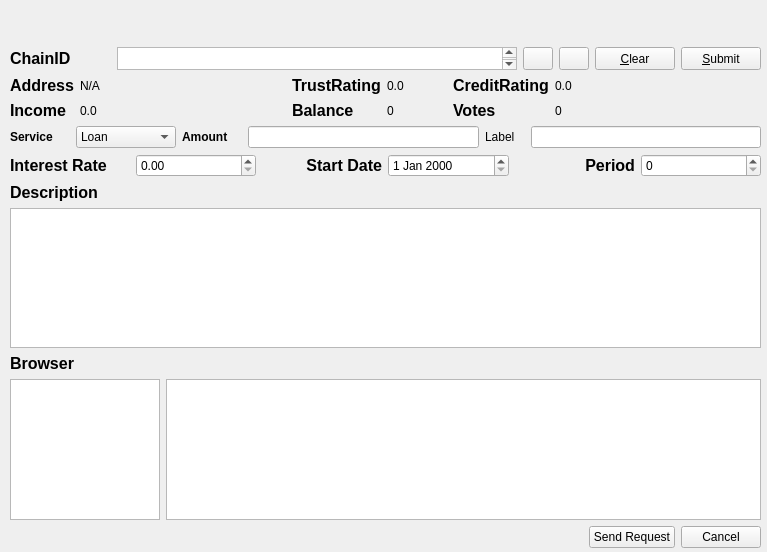
Before: the Qt Designer form src/qt/forms/databasebrowserwidget.ui in thelonecrouton/bitcredit, drawn with Qt 5.
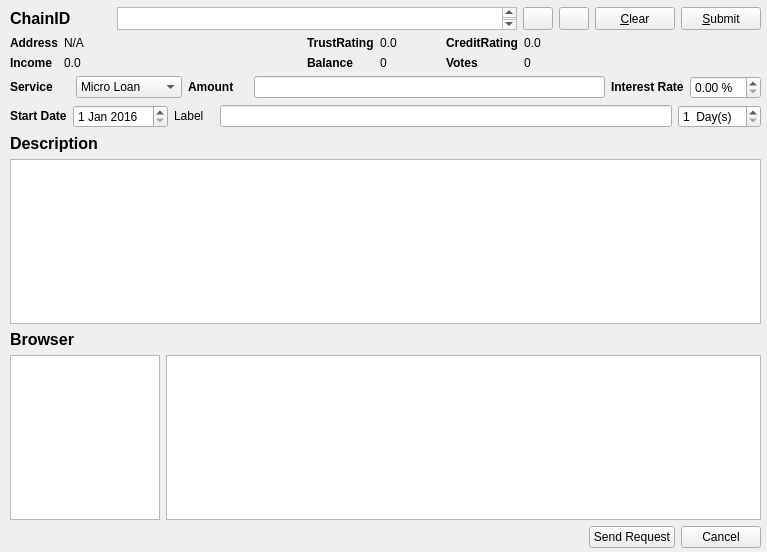
After: the same form once the commit is applied. Icons and pictures are not drawn. Custom widgets are drawn as their Qt base class.

```diff
--- a/src/qt/forms/databasebrowserwidget.ui
+++ b/src/qt/forms/databasebrowserwidget.ui
@@ -23,9 +23,9 @@
    <property name="geometry">
     <rect>
      <x>10</x>
-     <y>47</y>
+     <y>7</y>
      <width>751</width>
-     <height>501</height>
+     <height>541</height>
     </rect>
    </property>
    <layout class="QVBoxLayout" name="verticalLayout">
@@ -179,7 +179,7 @@
          </sizepolicy>
         </property>
         <property name="text">
-         <string>&lt;html&gt;&lt;head/&gt;&lt;body&gt;&lt;p&gt;&lt;span style=&quot; font-size:12pt; font-weight:600;&quot;&gt;Balance&lt;/span&gt;&lt;/p&gt;&lt;/body&gt;&lt;/html&gt;</string>
+         <string>&lt;html&gt;&lt;head/&gt;&lt;body&gt;&lt;p&gt;&lt;span style=&quot; font-weight:600;&quot;&gt;Balance&lt;/span&gt;&lt;/p&gt;&lt;/body&gt;&lt;/html&gt;</string>
         </property>
        </widget>
       </item>
@@ -192,7 +192,7 @@
          </sizepolicy>
         </property>
         <property name="text">
-         <string>&lt;html&gt;&lt;head/&gt;&lt;body&gt;&lt;p&gt;&lt;span style=&quot; font-size:12pt; font-weight:600;&quot;&gt;CreditRating&lt;/span&gt;&lt;/p&gt;&lt;/body&gt;&lt;/html&gt;</string>
+         <string>&lt;html&gt;&lt;head/&gt;&lt;body&gt;&lt;p&gt;&lt;span style=&quot; font-weight:600;&quot;&gt;CreditRating&lt;/span&gt;&lt;/p&gt;&lt;/body&gt;&lt;/html&gt;</string>
         </property>
        </widget>
       </item>
@@ -205,7 +205,7 @@
          </sizepolicy>
         </property>
         <property name="text">
-         <string>&lt;html&gt;&lt;head/&gt;&lt;body&gt;&lt;p&gt;&lt;span style=&quot; font-size:12pt; font-weight:600;&quot;&gt;TrustRating&lt;/span&gt;&lt;/p&gt;&lt;/body&gt;&lt;/html&gt;</string>
+         <string>&lt;html&gt;&lt;head/&gt;&lt;body&gt;&lt;p&gt;&lt;span style=&quot; font-weight:600;&quot;&gt;TrustRating&lt;/span&gt;&lt;/p&gt;&lt;/body&gt;&lt;/html&gt;</string>
         </property>
        </widget>
       </item>
@@ -258,14 +258,14 @@
          </sizepolicy>
         </property>
         <property name="text">
-         <string>&lt;html&gt;&lt;head/&gt;&lt;body&gt;&lt;p&gt;&lt;span style=&quot; font-size:12pt; font-weight:600;&quot;&gt;Income&lt;/span&gt;&lt;/p&gt;&lt;/body&gt;&lt;/html&gt;</string>
+         <string>&lt;html&gt;&lt;head/&gt;&lt;body&gt;&lt;p&gt;&lt;span style=&quot; font-weight:600;&quot;&gt;Income&lt;/span&gt;&lt;/p&gt;&lt;/body&gt;&lt;/html&gt;</string>
         </property>
        </widget>
       </item>
       <item row="0" column="0">
        <widget class="QLabel" name="label_3">
         <property name="text">
-         <string>&lt;html&gt;&lt;head/&gt;&lt;body&gt;&lt;p&gt;&lt;span style=&quot; font-size:12pt; font-weight:600;&quot;&gt;Address&lt;/span&gt;&lt;/p&gt;&lt;/body&gt;&lt;/html&gt;</string>
+         <string>&lt;html&gt;&lt;head/&gt;&lt;body&gt;&lt;p&gt;&lt;span style=&quot; font-weight:600;&quot;&gt;Address&lt;/span&gt;&lt;/p&gt;&lt;/body&gt;&lt;/html&gt;</string>
         </property>
        </widget>
       </item>
@@ -279,7 +279,7 @@
       <item row="1" column="6">
        <widget class="QLabel" name="label_5">
         <property name="text">
-         <string>&lt;html&gt;&lt;head/&gt;&lt;body&gt;&lt;p&gt;&lt;span style=&quot; font-size:12pt; font-weight:600;&quot;&gt;Votes&lt;/span&gt;&lt;/p&gt;&lt;/body&gt;&lt;/html&gt;</string>
+         <string>&lt;html&gt;&lt;head/&gt;&lt;body&gt;&lt;p&gt;&lt;span style=&quot; font-weight:600;&quot;&gt;Votes&lt;/span&gt;&lt;/p&gt;&lt;/body&gt;&lt;/html&gt;</string>
         </property>
        </widget>
       </item>
@@ -316,10 +316,15 @@
         </property>
         <property name="minimumSize">
          <size>
-          <width>100</width>
+          <width>106</width>
           <height>20</height>
          </size>
         </property>
+        <item>
+         <property name="text">
+          <string>Micro Loan</string>
+         </property>
+        </item>
         <item>
          <property name="text">
           <string>Loan</string>
@@ -362,6 +367,67 @@
        </widget>
       </item>
       <item>
+       <widget class="QLabel" name="label_17">
+        <property name="maximumSize">
+         <size>
+          <width>113</width>
+          <height>16777215</height>
+         </size>
+        </property>
+        <property name="text">
+         <string>&lt;html&gt;&lt;head/&gt;&lt;body&gt;&lt;p&gt;&lt;span style=&quot; font-weight:600;&quot;&gt;Interest Rate&lt;/span&gt;&lt;/p&gt;&lt;/body&gt;&lt;/html&gt;</string>
+        </property>
+       </widget>
+      </item>
+      <item>
+       <widget class="QDoubleSpinBox" name="doubleSpinBox_2">
+        <property name="maximumSize">
+         <size>
+          <width>80</width>
+          <height>16777215</height>
+         </size>
+        </property>
+        <property name="suffix">
+         <string> %</string>
+        </property>
+       </widget>
+      </item>
+     </layout>
+    </item>
+    <item>
+     <layout class="QHBoxLayout" name="horizontalLayout_5">
+      <item>
+       <widget class="QLabel" name="label_18">
+        <property name="maximumSize">
+         <size>
+          <width>80</width>
+          <height>16777215</height>
+         </size>
+        </property>
+        <property name="text">
+         <string>&lt;html&gt;&lt;head/&gt;&lt;body&gt;&lt;p&gt;&lt;span style=&quot; font-weight:600;&quot;&gt;Start Date&lt;/span&gt;&lt;/p&gt;&lt;/body&gt;&lt;/html&gt;</string>
+        </property>
+       </widget>
+      </item>
+      <item>
+       <widget class="QDateEdit" name="dateEdit_2">
+        <property name="minimumDate">
+         <date>
+          <year>2016</year>
+          <month>1</month>
+          <day>1</day>
+         </date>
+        </property>
+        <property name="date">
+         <date>
+          <year>2016</year>
+          <month>1</month>
+          <day>1</day>
+         </date>
+        </property>
+       </widget>
+      </item>
+      <item>
        <widget class="QLabel" name="label_10">
         <property name="sizePolicy">
          <sizepolicy hsizetype="Fixed" vsizetype="Fixed">
@@ -383,40 +449,25 @@
       <item>
        <widget class="QLineEdit" name="lineEdit"/>
       </item>
-     </layout>
-    </item>
-    <item>
-     <layout class="QHBoxLayout" name="horizontalLayout_5">
       <item>
-       <widget class="QLabel" name="label_17">
-        <property name="text">
-         <string>&lt;html&gt;&lt;head/&gt;&lt;body&gt;&lt;p&gt;&lt;span style=&quot; font-size:12pt; font-weight:600;&quot;&gt;Interest Rate&lt;/span&gt;&lt;/p&gt;&lt;/body&gt;&lt;/html&gt;</string>
+       <widget class="QSpinBox" name="spinBox_2">
+        <property name="suffix">
+         <string>  Day(s)</string>
         </property>
-       </widget>
-      </item>
-      <item>
-       <widget class="QDoubleSpinBox" name="doubleSpinBox_2"/>
-      </item>
-      <item>
-       <widget class="QLabel" name="label_18">
-        <property name="text">
-         <string>&lt;html&gt;&lt;head/&gt;&lt;body&gt;&lt;p align=&quot;right&quot;&gt;&lt;span style=&quot; font-size:12pt; font-weight:600;&quot;&gt;Start Date&lt;/span&gt;&lt;/p&gt;&lt;/body&gt;&lt;/html&gt;</string>
+        <property name="minimum">
+         <number>1</number>
         </property>
-       </widget>
-      </item>
-      <item>
-       <widget class="QDateEdit" name="dateEdit_2"/>
-      </item>
-      <item>
-       <widget class="QLabel" name="label_19">
-        <property name="text">
-         <string>&lt;html&gt;&lt;head/&gt;&lt;body&gt;&lt;p align=&quot;right&quot;&gt;&lt;span style=&quot; font-size:12pt; font-weight:600;&quot;&gt;Period&lt;/span&gt;&lt;/p&gt;&lt;/body&gt;&lt;/html&gt;</string>
+        <property name="maximum">
+         <number>90</number>
         </property>
+        <property name="value">
+         <number>1</number>
+        </property>
+        <property name="displayIntegerBase">
+         <number>10</number>
+        </property>
        </widget>
       </item>
-      <item>
-       <widget class="QSpinBox" name="spinBox_2"/>
-      </item>
      </layout>
     </item>
     <item>
```
